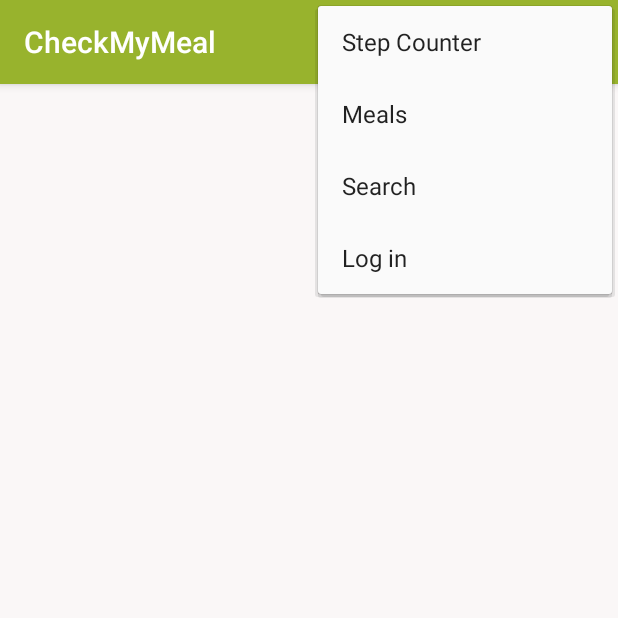
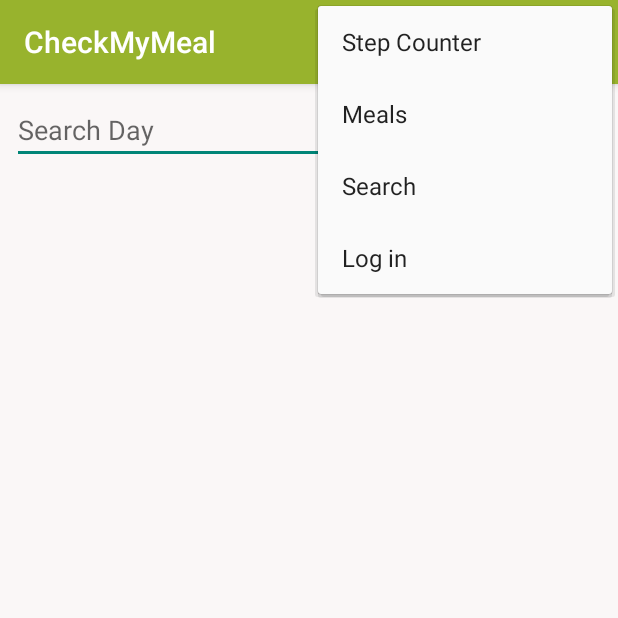
Before and after one commit to MarieDon/CheckMyMeal, an Android app: the MealPlans screen opened directly, with no data from a screen before it, with the options menu open, on a phone screen of 412 x 824 dp, the top half of it. Run offline under Robolectric (Android 15) with nearby library versions, the phone set to English and light mode, and no system bars; our stand-ins replace Firebase (no records; nobody signed in at launch, a user with empty details on screens opened directly); 1 statement that could not run was skipped.

Commit message:
Search feature added

```diff
--- a/app/src/main/java/ie/app/checkmymeal1/MealPlans.java
+++ b/app/src/main/java/ie/app/checkmymeal1/MealPlans.java
@@ -9,12 +9,16 @@ import android.util.Log;
 import android.view.Menu;
 import android.view.MenuItem;
 import android.view.View;
+import android.widget.Button;
+import android.widget.EditText;
+import android.widget.Toast;
 
 import com.firebase.ui.database.FirebaseRecyclerAdapter;
 import com.google.firebase.database.DataSnapshot;
 import com.google.firebase.database.DatabaseError;
 import com.google.firebase.database.DatabaseReference;
 import com.google.firebase.database.FirebaseDatabase;
+import com.google.firebase.database.Query;
 import com.google.firebase.database.ValueEventListener;
 
 import java.io.DataOutput;
@@ -37,6 +41,8 @@ public class MealPlans extends AppCompatActivity {
 
     private DatabaseReference mDatabase;
     private FirebaseDatabase db;
+    private EditText searchText;
+    private Button searchButton;
 
 
 
@@ -47,11 +53,32 @@ public class MealPlans extends AppCompatActivity {
 
         db = FirebaseDatabase.getInstance();
         mDatabase = db.getReference("Meal_Table");
+        searchButton = findViewById(R.id.searchButton);
+        searchText = findViewById(R.id.searchText);
 
         recyclerView= findViewById(R.id.recyclerView);
                 recyclerView.setHasFixedSize(true);
                 layoutManager = new LinearLayoutManager(this);
                 recyclerView.setLayoutManager(layoutManager);
+
+        searchButton.setOnClickListener(new View.OnClickListener() {
+            @Override
+            public void onClick(View v) {
+                String searching = searchText.getText().toString();
+
+                if(searching.equals("Monday") ||
+                        searching.equals("Tuesday") ||
+                        searching.equals("Wednesday") ||
+                        searching.equals("Thursday") ||
+                        searching.equals("Friday") ||
+                        searching.equals("Saturday") ||
+                        searching.equals("Sunday")) {
+                    firebaseDaySearch(searching);
+                }else{
+                   Toast.makeText(MealPlans.this, "Please start day with a capital." , Toast.LENGTH_SHORT).show();
+                }
+            }
+        });
 
 
         adapter = new FirebaseRecyclerAdapter<Meal, MealsViewHolder>(Meal.class,
@@ -76,6 +103,28 @@ public class MealPlans extends AppCompatActivity {
         };
         recyclerView.setAdapter(adapter);
         }
+
+    public void firebaseDaySearch(String search){
+        Query searchQuery = mDatabase.orderByChild("time").startAt(search).endAt(search + "\uf8ff");
+        FirebaseRecyclerAdapter<Meal, MealsViewHolder> myadapter = new FirebaseRecyclerAdapter<Meal, MealsViewHolder>(
+                Meal.class,
+                R.layout.meal_list_row,
+                MealsViewHolder.class,
+                searchQuery) {
+
+            @Override
+            protected void populateViewHolder(MealsViewHolder viewHolder, Meal model, int position) {
+
+                viewHolder.time.setText("Time: " + model.getTime());
+                viewHolder.breakfast.setText("Breakfast: " + model.getBreakfast());
+                viewHolder.lunch.setText("Lunch: " + model.getLunch());
+                viewHolder.dinner.setText("Dinner: " + model.getDinner());
+                viewHolder.snack1.setText("Snack1: " + model.getSnack1());
+                viewHolder.snack2.setText("Snack2: " + model.getSnack2());
+            }
+        };
+        recyclerView.setAdapter(myadapter);
+    }
 
     @Override
     public boolean onCreateOptionsMenu(Menu menu) {
--- a/app/src/main/res/layout/activity_meal_plans.xml
+++ b/app/src/main/res/layout/activity_meal_plans.xml
@@ -9,12 +9,35 @@
     tools:layout_editor_absoluteY="81dp">
 
 
+    <EditText
+        android:id="@+id/searchText"
+        android:layout_width="wrap_content"
+        android:layout_height="wrap_content"
+        android:layout_marginStart="8dp"
+        android:layout_marginTop="8dp"
+        android:ems="10"
+        android:hint="Search Day"
+        android:inputType="textPersonName"
+        app:layout_constraintStart_toStartOf="parent"
+        app:layout_constraintTop_toTopOf="parent" />
+
     <android.support.v7.widget.RecyclerView
         android:id="@+id/recyclerView"
         android:layout_width="0dp"
-        android:layout_height="0dp"
+        android:layout_height="447dp"
+        android:layout_marginTop="24dp"
         app:layout_constraintBottom_toBottomOf="parent"
         app:layout_constraintEnd_toEndOf="parent"
         app:layout_constraintStart_toStartOf="parent"
+        app:layout_constraintTop_toBottomOf="@+id/searchText" />
+
+    <Button
+        android:id="@+id/searchButton"
+        android:layout_width="wrap_content"
+        android:layout_height="wrap_content"
+        android:layout_marginStart="36dp"
+        android:layout_marginTop="8dp"
+        android:text="Search"
+        app:layout_constraintStart_toEndOf="@+id/searchText"
         app:layout_constraintTop_toTopOf="parent" />
 </android.support.constraint.ConstraintLayout>
```
